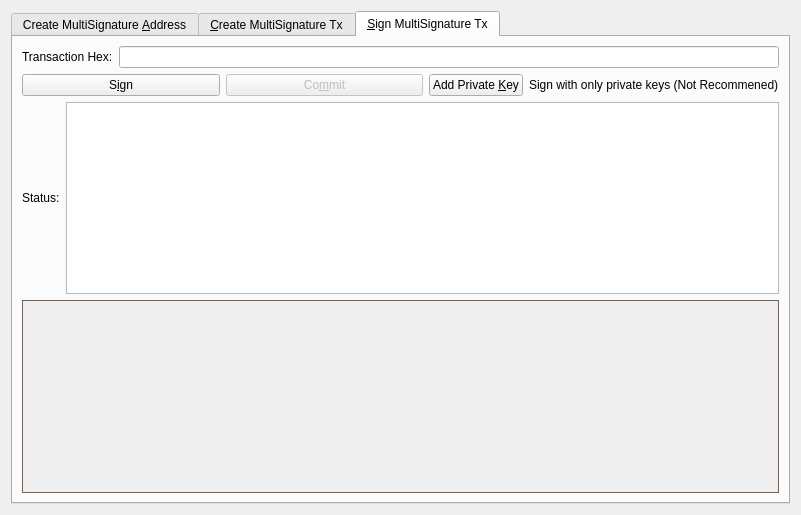
Old version of the form src/qt/forms/multisigdialog.ui in the repository bestsolutionit/401KCoin.
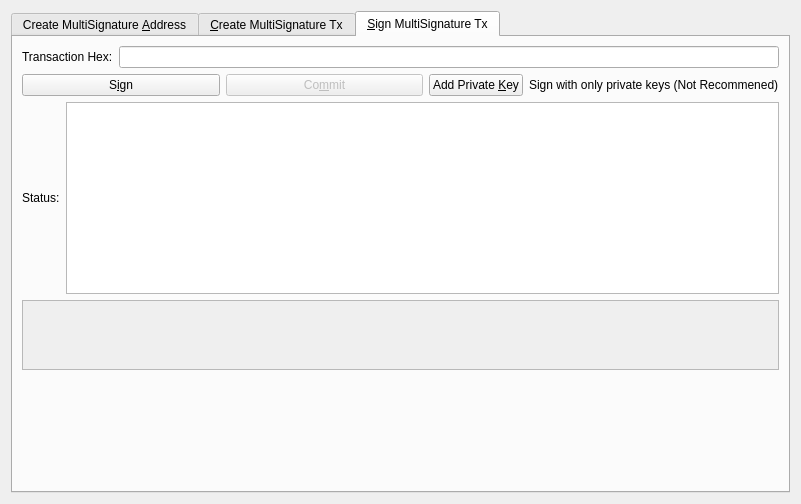
New version of the form. The open tabs and pages were chosen to show the change. Icons and pictures are not drawn.

```diff
--- a/src/qt/forms/multisigdialog.ui
+++ b/src/qt/forms/multisigdialog.ui
@@ -7,7 +7,7 @@
     <x>0</x>
     <y>0</y>
     <width>801</width>
-    <height>515</height>
+    <height>504</height>
    </rect>
   </property>
   <property name="sizePolicy">
@@ -23,7 +23,10 @@
    <item>
     <widget class="QTabWidget" name="multisigTabWidget">
      <property name="styleSheet">
-      <string notr="true">QScrollArea{border: 1px solid #7c614c;}</string>
+      <string notr="true">QScrollArea{border: 1px solid #5b4c7c;}
+QFrame{background-color:#f2f0f0;}
+QLabel{background-color:#ffffff;}
+QFrame &gt; QLabel{background-color:#f2f0f0;}</string>
      </property>
      <property name="currentIndex">
       <number>1</number>
@@ -593,13 +596,13 @@
      <widget class="QWidget" name="signMultisigTransaction">
       <property name="styleSheet">
        <string notr="true">txScrollArea:{
-	border: 1px solid #7c614c;
+	border: 1px solid #5b4c7c;
 }
 keyScrollArea:{
-	border: 1px solid #7c614c;
+	border: 1px solid #5b4c7c;
 }
 txScrollArea:{
-	border: 1px solid #7c614c;
+	border: 1px solid #5b4c7c;
 }</string>
       </property>
       <attribute name="title">
@@ -768,9 +771,6 @@
                <verstretch>0</verstretch>
               </sizepolicy>
              </property>
-             <property name="sizeAdjustPolicy">
-              <enum>QAbstractScrollArea::AdjustToContents</enum>
-             </property>
              <property name="widgetResizable">
               <bool>true</bool>
              </property>
@@ -780,7 +780,7 @@
                 <x>0</x>
                 <y>0</y>
                 <width>755</width>
-                <height>168</height>
+                <height>68</height>
                </rect>
               </property>
               <layout class="QVBoxLayout" name="verticalLayout_9">
@@ -795,7 +795,7 @@
                  <property name="sizeHint" stdset="0">
                   <size>
                    <width>20</width>
-                   <height>20</height>
+                   <height>40</height>
                   </size>
                  </property>
                 </spacer>
@@ -808,6 +808,19 @@
          </item>
         </layout>
        </item>
+       <item>
+        <spacer name="verticalSpacer_2">
+         <property name="orientation">
+          <enum>Qt::Vertical</enum>
+         </property>
+         <property name="sizeHint" stdset="0">
+          <size>
+           <width>20</width>
+           <height>40</height>
+          </size>
+         </property>
+        </spacer>
+       </item>
       </layout>
      </widget>
     </widget>
```
Left out of the diff: 46 changed lines with no effect on the pictures.
